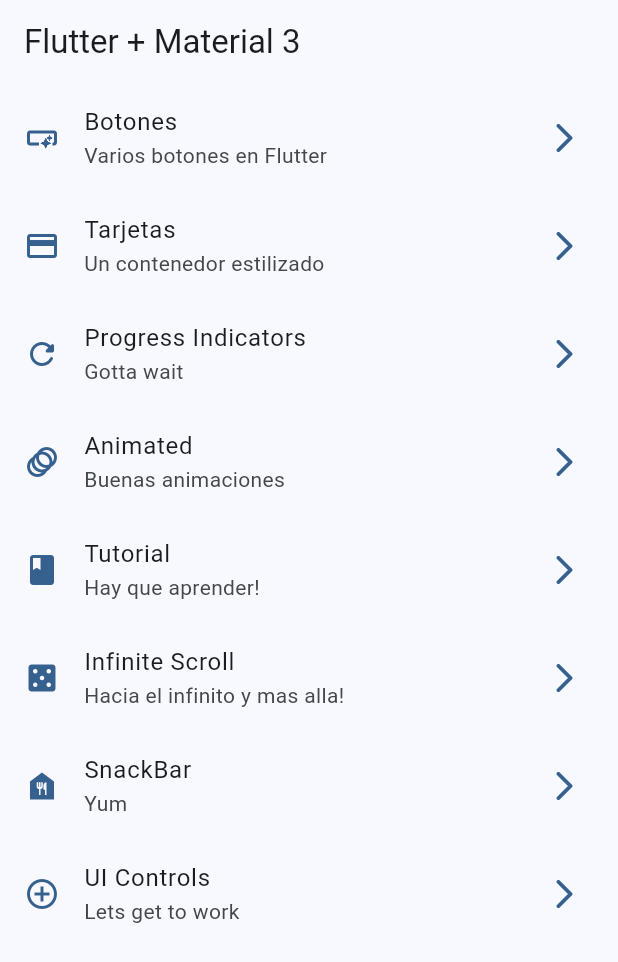
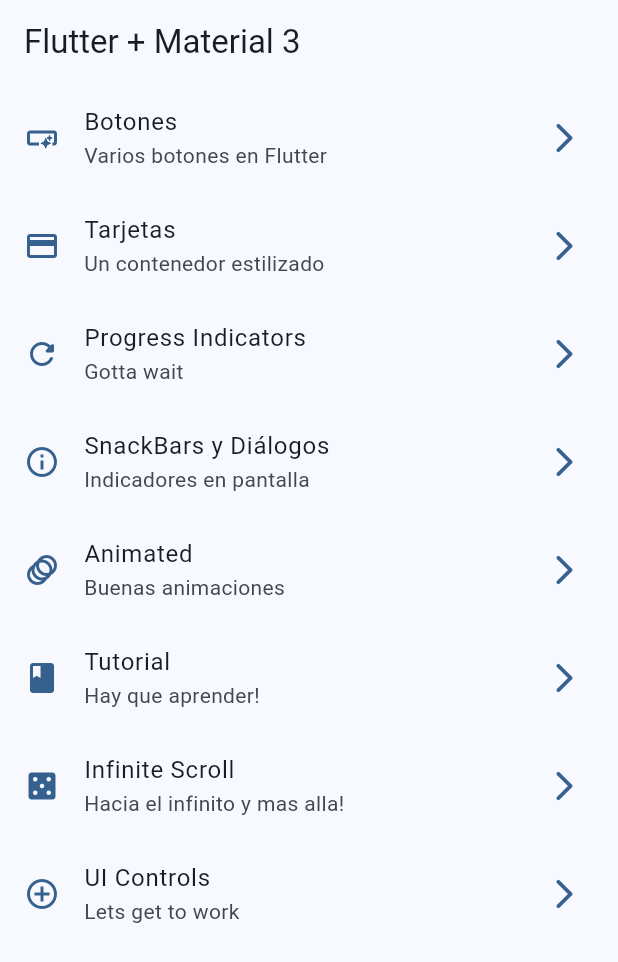
Before and after one commit to luciodillon/widgets_app, a Flutter app: the screen it shows after launch, on a phone screen of 412 x 824 dp. Shown: the top 962 px of the screen. Run offline on Flutter 3.47's test engine with Material 3 defaults, Android fonts, the phone set to English and light mode, and no system bars; our stand-ins replace go_router; missing offline and left inert: dart:ffi.

Commit message:
snackbars

```diff
--- a/lib/config/menu/menu_items.dart
+++ b/lib/config/menu/menu_items.dart
@@ -36,6 +36,13 @@ const appMenuItems = <MenuItem>[
   ),
 
   MenuItem(
+   title: 'SnackBars y Diálogos',
+   subTitle: 'Indicadores en pantalla',
+   link: '/snackbar',
+   icon: Icons.info_outline,
+  ),
+
+  MenuItem(
    title: 'Animated',
    subTitle: 'Buenas animaciones',
    link: '/animated',
@@ -57,13 +64,6 @@ const appMenuItems = <MenuItem>[
   ),
 
   MenuItem(
-   title: 'SnackBar',
-   subTitle: 'Yum',
-   link: '/snackbar',
-   icon: Icons.food_bank,
-  ),
-
-  MenuItem(
    title: 'UI Controls',
    subTitle: 'Lets get to work',
    link: '/ui_controls',
```
Also changed, not shown: lib/presentation/screens/snackbar/snackbar_screen.dart (+32 -1 lines).
